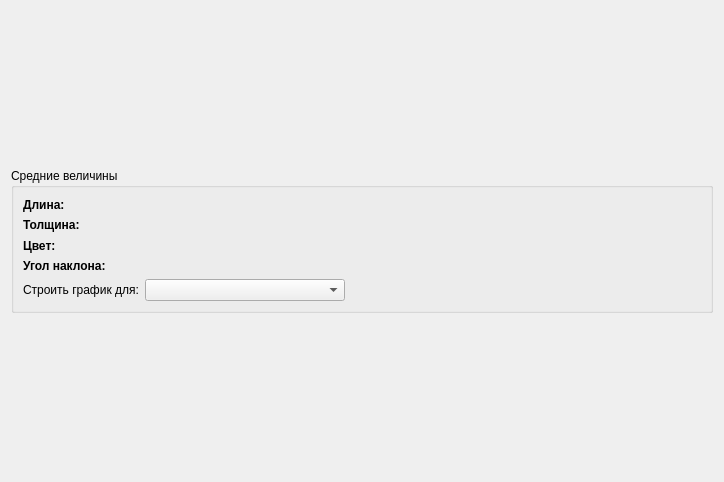
Old version of the form MelanomaContours/Forms/diagram.ui in the repository relaxesemind/melanoma.
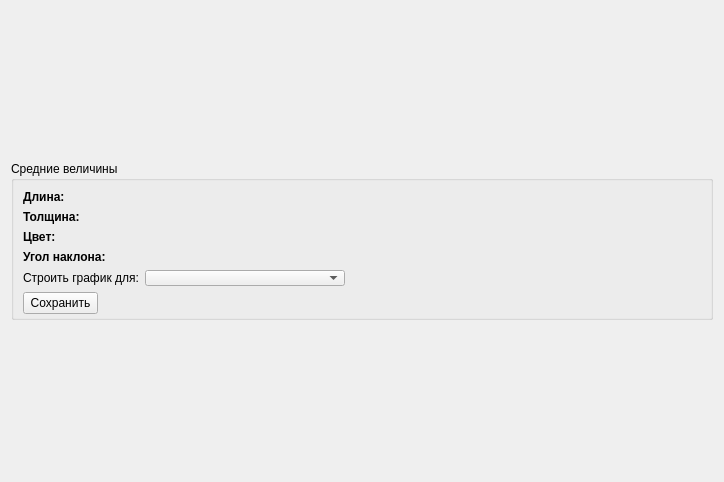
New version of the form.

```diff
--- a/MelanomaContours/Forms/diagram.ui
+++ b/MelanomaContours/Forms/diagram.ui
@@ -21,7 +21,7 @@
        <property name="maximumSize">
         <size>
          <width>16777215</width>
-         <height>145</height>
+         <height>159</height>
         </size>
        </property>
        <property name="title">
@@ -135,6 +135,25 @@
           </item>
          </layout>
         </item>
+        <item>
+         <widget class="QPushButton" name="pushButton">
+          <property name="minimumSize">
+           <size>
+            <width>0</width>
+            <height>22</height>
+           </size>
+          </property>
+          <property name="maximumSize">
+           <size>
+            <width>75</width>
+            <height>16777215</height>
+           </size>
+          </property>
+          <property name="text">
+           <string>Сохранить</string>
+          </property>
+         </widget>
+        </item>
        </layout>
       </widget>
      </item>
```
